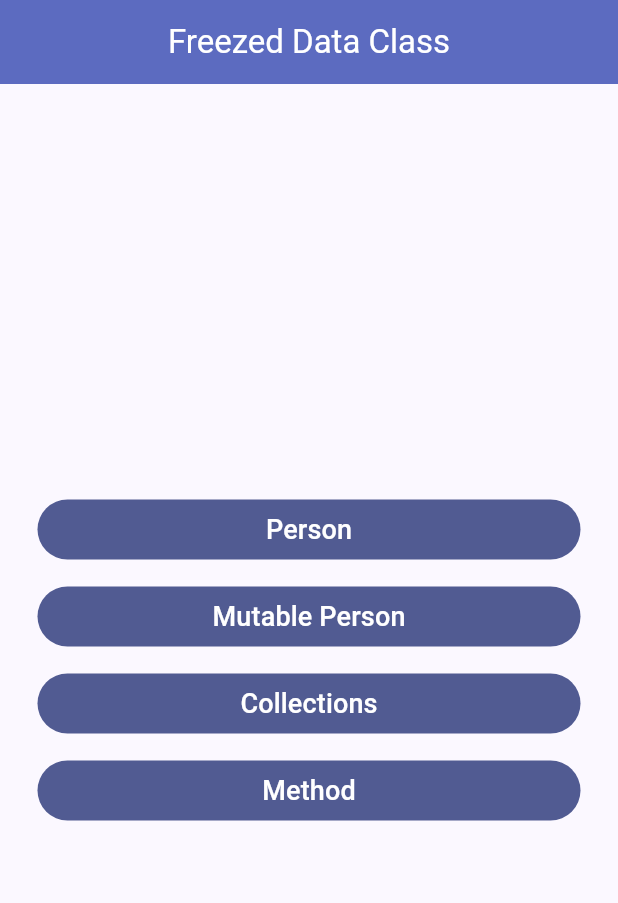
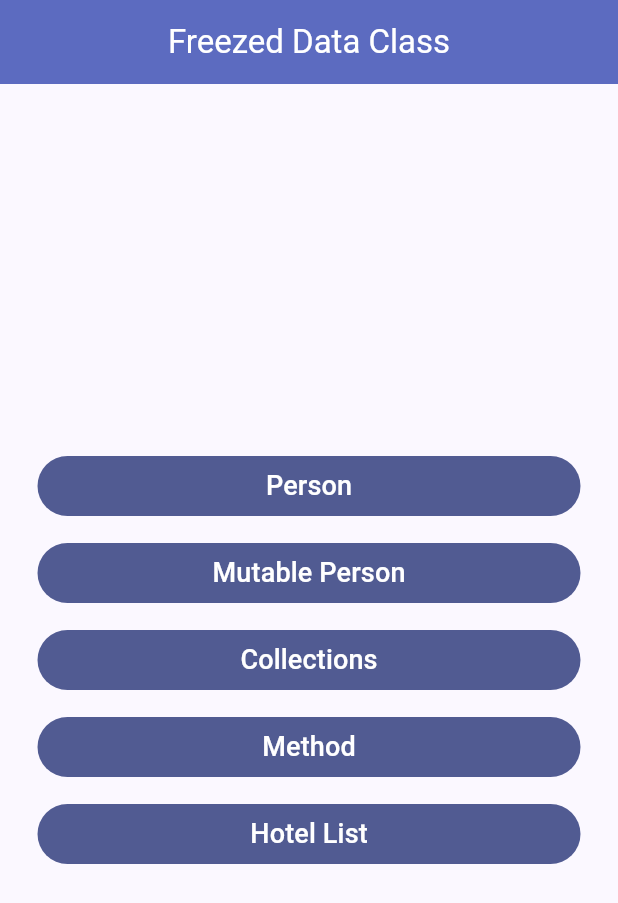
Before and after one commit to Gaurav0307/Riverpod-Course, a Flutter app: the screen it shows after launch, on a phone screen of 412 x 824 dp. Shown: the top 903 px of the screen. Run offline on Flutter 3.47's test engine with Material 3 defaults, Android fonts, the phone set to English and light mode, and no system bars; our stand-ins replace device_preview, dio, equatable, flutter_riverpod, freezed_annotation.

Commit message:
Learnt about json_annotation and json_serializable packages.

```diff
--- a/riverpod_freezed/analysis_options.yaml
+++ b/riverpod_freezed/analysis_options.yaml
@@ -10,6 +10,8 @@
 include: package:flutter_lints/flutter.yaml
 
 analyzer:
+  errors:
+    invalid_annotation_target: ignore
   exclude:
     - "**/*.freezed.dart"
     - "**/*.g.dart"
--- a/riverpod_freezed/lib/main.dart
+++ b/riverpod_freezed/lib/main.dart
@@ -2,6 +2,7 @@ import 'package:flutter/foundation.dart';
 import 'package:flutter/material.dart';
 import 'package:device_preview/device_preview.dart';
 import 'package:riverpod_freezed/pages/collections_page.dart';
+import 'package:riverpod_freezed/pages/hotel_list_page.dart';
 import 'package:riverpod_freezed/pages/method.dart';
 import 'package:riverpod_freezed/pages/mutable_person_page.dart';
 import 'package:riverpod_freezed/pages/person_page.dart';
@@ -52,6 +53,7 @@ class Home extends StatelessWidget {
             CustomButton(title: "Mutable Person", child: MutablePersonPage()),
             CustomButton(title: "Collections", child: CollectionsPage()),
             CustomButton(title: "Method", child: MethodPage()),
+            CustomButton(title: "Hotel List", child: HotelListPage()),
           ],
         ),
       ),
--- /dev/null
+++ b/riverpod_freezed/lib/models/hotel.dart
@@ -0,0 +1,26 @@
+import 'package:freezed_annotation/freezed_annotation.dart';
+import 'package:flutter/foundation.dart';
+
+part 'hotel.freezed.dart';
+part 'hotel.g.dart';
+
+@freezed
+abstract class Hotel with _$Hotel {
+  @JsonSerializable(explicitToJson: true)
+  factory Hotel({
+    required String name,
+    required int classification,
+    required String city,
+    @JsonKey(name: 'parking_lot_capacity') int? parkingLotCapacity,
+    @Default(<Review>[]) List<Review> reviews,
+  }) = _Hotel;
+
+  factory Hotel.fromJson(Map<String, Object?> json) => _$HotelFromJson(json);
+}
+
+@freezed
+abstract class Review with _$Review {
+  const factory Review({required double score, String? review}) = _Review;
+
+  factory Review.fromJson(Map<String, Object?> json) => _$ReviewFromJson(json);
+}
```
Also changed, not shown: riverpod_freezed/lib/pages/hotel_list_page.dart (added, +84 -0 lines), riverpod_freezed/lib/repository/hotel_repository.dart (added, +67 -0 lines), riverpod_freezed/lib/models/hotel.freezed.dart (added), riverpod_freezed/lib/models/hotel.g.dart (added).
